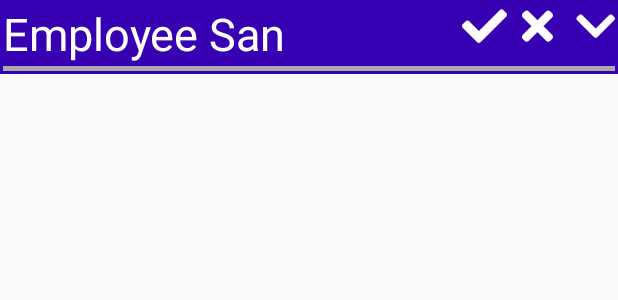
After one commit to Frz11/NextHr, an Android app: the layout holiday_request_item.xml on its own in the app's theme, with its tools: preview values and no code run, on a phone screen of 412 x 824 dp. The commit adds this screen. Shown: the top 300 px of the screen. Run offline under Robolectric (Android 15) with nearby library versions, the phone set to English and light mode, and no system bars; Roboto replaces fonts that are not available here.

Commit message:
holidays requests + salary rework

```diff
--- a/app/src/main/java/com/example/cristianion/nexthr/Adapters/HolidaysAdapter.java
+++ b/app/src/main/java/com/example/cristianion/nexthr/Adapters/HolidaysAdapter.java
@@ -56,7 +56,7 @@ public class HolidaysAdapter extends RecyclerView.Adapter<HolidaysAdapter.ViewHo
         viewHolder.dayText.setText(current.dayText);
         if(!current.status.isEmpty()){
             viewHolder.status.setText(current.status);
-            viewHolder.dayView.setBackgroundResource(R.drawable.border_unselected);
+            viewHolder.dayView.setBackgroundResource(R.drawable.border);
         } else if(!current.freeDay){
             viewHolder.dayView.setOnClickListener(new View.OnClickListener() {
                 @Override
--- a/app/src/main/java/com/example/cristianion/nexthr/SalaryFragment.java
+++ b/app/src/main/java/com/example/cristianion/nexthr/SalaryFragment.java
@@ -60,8 +60,10 @@ public class SalaryFragment extends Fragment {
         final View salaryView = view.findViewById(R.id.SalaryView);
         salaryView.setVisibility(View.VISIBLE);
         final TextView salaryFor = view.findViewById(R.id.salaryFor);
+        final TextView salH = view.findViewById(R.id.salPerHour);
         final TextView salary = view.findViewById(R.id.salary);
         final TextView hours = view.findViewById(R.id.workedHours);
+        salH.setText(currentEmployee.salary + "/hour");
         salaryFor.addTextChangedListener(new TextWatcher() {
             @Override
             public void beforeTextChanged(CharSequence s, int start, int count, int after) {
--- a/app/src/main/res/layout/day_item_layout.xml
+++ b/app/src/main/res/layout/day_item_layout.xml
@@ -50,6 +50,7 @@
             android:textColor="@android:color/white"
             android:textSize="15sp"
             android:visibility="visible"
+            android:textAlignment="center"
             app:layout_constraintEnd_toEndOf="parent"
             app:layout_constraintStart_toStartOf="parent"
             app:layout_constraintTop_toBottomOf="@id/dayText" />
--- /dev/null
+++ b/app/src/main/res/layout/holiday_request_item.xml
@@ -0,0 +1,72 @@
+<?xml version="1.0" encoding="utf-8"?>
+<android.support.constraint.ConstraintLayout xmlns:android="http://schemas.android.com/apk/res/android"
+    android:layout_width="match_parent"
+    android:layout_height="wrap_content"
+    xmlns:app="http://schemas.android.com/apk/res-auto"
+    android:background="@color/design_default_color_primary_dark"
+    android:padding="2dp"
+    android:id="@+id/view">
+    <TextView
+        android:id="@+id/employee_name"
+        android:layout_width="0dp"
+        android:layout_height="wrap_content"
+        android:text="Employee San"
+        android:textColor="@android:color/white"
+        android:textSize="30sp"
+        app:layout_constraintTop_toTopOf="parent"
+        app:layout_constraintStart_toStartOf="parent"
+        app:layout_constraintEnd_toStartOf="@id/approveButton" />
+    <com.example.cristianion.nexthr.FontAwesome
+        android:textSize="30sp"
+        android:id="@+id/approveButton"
+        android:layout_width="wrap_content"
+        android:layout_height="wrap_content"
+        android:text="@string/icon_check"
+        android:textColor="@android:color/white"
+        app:layout_constraintTop_toTopOf="parent"
+        app:layout_constraintEnd_toStartOf="@id/rejectButton"
+        app:layout_constraintStart_toEndOf="@id/employee_name"
+        android:layout_marginEnd="10dp"
+        />
+    <com.example.cristianion.nexthr.FontAwesome
+        android:id="@+id/rejectButton"
+        android:layout_width="wrap_content"
+        android:layout_height="wrap_content"
+        app:layout_constraintTop_toTopOf="parent"
+        app:layout_constraintEnd_toStartOf="@id/cdown"
+        android:text="@string/icon_times"
+        android:textColor="@android:color/white"
+        android:textSize="30sp"
+        app:layout_constraintStart_toEndOf="@id/approveButton"
+        android:layout_marginEnd="15dp"/>
+    <com.example.cristianion.nexthr.FontAwesome
+        android:id="@+id/cdown"
+        android:layout_width="wrap_content"
+        android:layout_height="wrap_content"
+        android:text="@string/icon_cdown"
+        android:textSize="30sp"
+        app:layout_constraintTop_toTopOf="parent"
+        app:layout_constraintEnd_toEndOf="parent"
+        android:textColor="@android:color/white"/>
+    <TextView
+        android:layout_width="match_parent"
+        android:layout_height="wrap_content"
+        android:id="@+id/datesList"
+        app:layout_constraintTop_toBottomOf="@id/employee_name"
+        android:textColor="@android:color/white"
+        android:visibility="gone"
+        android:textSize="22sp"
+        android:singleLine="false"/>
+
+    <View
+        app:layout_constraintTop_toBottomOf="@+id/datesList"
+        android:layout_width="match_parent"
+        android:layout_height="3dp"
+        android:layout_marginTop="1dp"
+        android:background="@android:color/darker_gray" />
+
+
+
+
+
+</android.support.constraint.ConstraintLayout>
--- a/app/src/main/res/menu/activity_menu_drawer.xml
+++ b/app/src/main/res/menu/activity_menu_drawer.xml
@@ -30,7 +30,7 @@
     <item
         android:id="@+id/nav_administration"
         android:title="@string/administration"
-        android:visible="false"
+        android:visible="true"
         android:checkableBehavior="single">
         <menu>
             <item
@@ -49,6 +49,10 @@
                 android:id="@+id/nav_locations"
                 android:icon="@android:drawable/ic_dialog_map"
                 android:title="@string/locations" />
+            <item
+                android:id="@+id/nav_holidays_requests"
+                android:icon="@android:drawable/ic_menu_agenda"
+                android:title="@string/holiday_requets"/>
         </menu>
     </item>
     </group>
```
Also changed, not shown: app/src/main/java/com/example/cristianion/nexthr/Adapters/HolidaysReqAdapter.java (added, +195 -0 lines), app/src/main/java/com/example/cristianion/nexthr/HolidaysFragment.java (+11 -2 lines), app/src/main/java/com/example/cristianion/nexthr/HolidaysRequestsFragment.java (added, +60 -0 lines), app/src/main/java/com/example/cristianion/nexthr/MenuActivity.java (+6 -4 lines), app/src/main/java/com/example/cristianion/nexthr/Service/NotificationsService.java (+22 -0 lines), app/src/main/res/layout/holidays_requests_layout.xml (added, +53 -0 lines), app/src/main/res/layout/layout_salary.xml (+76 -47 lines), app/src/main/res/layout/list_item_simple.xml (added, +12 -0 lines), app/src/main/res/values/strings.xml (+14 -0 lines), app/src/main/res/drawable/salary.png (added), 371 other files.
